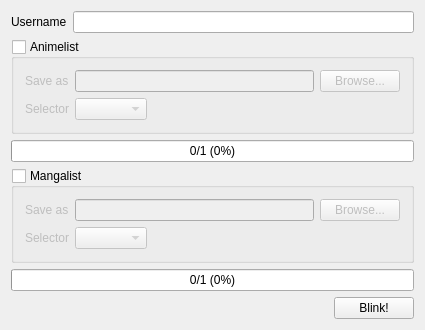
Qt form mainwindow.ui (oleg-py/blink) before a commit.
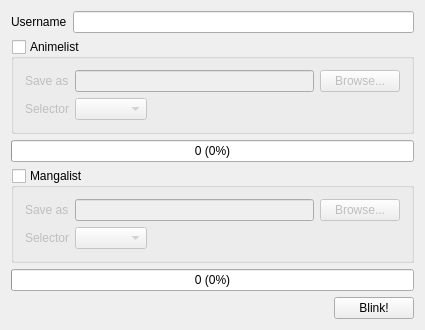
The same form after that commit.

Commit message: Removed total count from progress bars

```diff
--- a/mainwindow.ui
+++ b/mainwindow.ui
@@ -110,7 +110,7 @@
        <set>Qt::AlignCenter</set>
       </property>
       <property name="format">
-       <string>%v/%m (%p%)</string>
+       <string>%v (%p%)</string>
       </property>
      </widget>
     </item>
@@ -192,7 +192,7 @@
        <set>Qt::AlignCenter</set>
       </property>
       <property name="format">
-       <string>%v/%m (%p%)</string>
+       <string>%v (%p%)</string>
       </property>
      </widget>
     </item>
```
